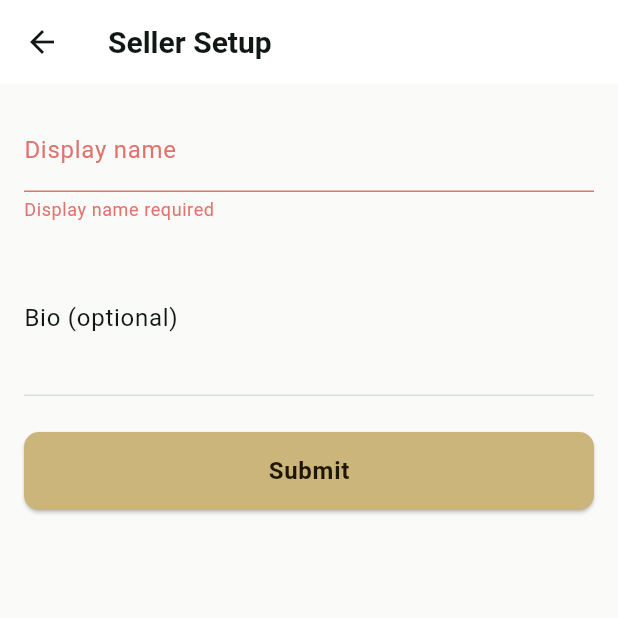
After one commit to bahmuhammad24-developer/fouta_app, a Flutter app: the SellerOnboardingScreen screen opened directly, after a tap on "Submit", on a phone screen of 412 x 824 dp, the top half of it. The commit adds this screen. Run offline on Flutter 3.47's test engine with Material 3 defaults, Android fonts, the light colour scheme and no system bars; our stand-ins replace badges, cached_network_image, camera, cloud_firestore, connectivity_plus, cross_file and 16 more; missing offline and left inert: media_kit, media_kit_video, record, video_thumbnail; accounts and stored records are empty.

Commit message:
feat(marketplace): add seller onboarding flow

```diff
--- /dev/null
+++ b/lib/features/marketplace/seller_onboarding_screen.dart
@@ -0,0 +1,79 @@
+import 'package:firebase_auth/firebase_auth.dart';
+import 'package:flutter/material.dart';
+
+import '../../widgets/fouta_button.dart';
+import 'seller_service.dart';
+
+class SellerOnboardingScreen extends StatefulWidget {
+  const SellerOnboardingScreen({super.key});
+
+  @override
+  State<SellerOnboardingScreen> createState() => _SellerOnboardingScreenState();
+}
+
+class _SellerOnboardingScreenState extends State<SellerOnboardingScreen> {
+  final _formKey = GlobalKey<FormState>();
+  final _nameCtrl = TextEditingController();
+  final _bioCtrl = TextEditingController();
+  bool _submitting = false;
+  final SellerService _service = SellerService();
+
+  @override
+  void dispose() {
+    _nameCtrl.dispose();
+    _bioCtrl.dispose();
+    super.dispose();
+  }
+
+  Future<void> _submit() async {
+    final form = _formKey.currentState;
+    if (form == null || !form.validate()) return;
+    setState(() => _submitting = true);
+    final uid = FirebaseAuth.instance.currentUser?.uid;
+    if (uid == null) return;
+    await _service.createSellerProfile(
+      userId: uid,
+      displayName: _nameCtrl.text.trim(),
+      bio: _bioCtrl.text.trim(),
+    );
+    if (!mounted) return;
+    Navigator.of(context).pop();
+  }
+
+  @override
+  Widget build(BuildContext context) {
+    return Scaffold(
+      appBar: AppBar(title: const Text('Seller Setup')),
+      body: SafeArea(
+        child: Form(
+          key: _formKey,
+          child: ListView(
+            padding: const EdgeInsets.all(16),
+            children: [
+              TextFormField(
+                controller: _nameCtrl,
+                decoration: const InputDecoration(labelText: 'Display name'),
+                validator: (v) => (v == null || v.trim().isEmpty)
+                    ? 'Display name required'
+                    : null,
+              ),
+              const SizedBox(height: 12),
+              TextFormField(
+                controller: _bioCtrl,
+                decoration:
+                    const InputDecoration(labelText: 'Bio (optional)'),
+                maxLines: 3,
+              ),
+              const SizedBox(height: 24),
+              FoutaButton(
+                label: _submitting ? 'Submitting...' : 'Submit',
+                onPressed: _submitting ? null : _submit,
+                expanded: true,
+              ),
+            ],
+          ),
+        ),
+      ),
+    );
+  }
+}
--- /dev/null
+++ b/lib/features/marketplace/seller_service.dart
@@ -0,0 +1,31 @@
+import 'package:cloud_firestore/cloud_firestore.dart';
+
+/// Service for seller profile management.
+class SellerService {
+  SellerService({FirebaseFirestore? firestore})
+      : _firestore = firestore ?? FirebaseFirestore.instance;
+
+  final FirebaseFirestore _firestore;
+
+  CollectionReference<Map<String, dynamic>> get _collection =>
+      _firestore.collection('sellers');
+
+  /// Whether a seller profile exists for the given [userId].
+  Future<bool> isSeller(String userId) async {
+    final doc = await _collection.doc(userId).get();
+    return doc.exists;
+  }
+
+  /// Create or update a seller profile.
+  Future<void> createSellerProfile({
+    required String userId,
+    required String displayName,
+    String? bio,
+  }) async {
+    await _collection.doc(userId).set({
+      'displayName': displayName,
+      if (bio != null && bio.isNotEmpty) 'bio': bio,
+      'createdAt': FieldValue.serverTimestamp(),
+    });
+  }
+}
```
Also changed, not shown: lib/features/marketplace/create_product_nav.dart (+19 -2 lines), 5 other files.
